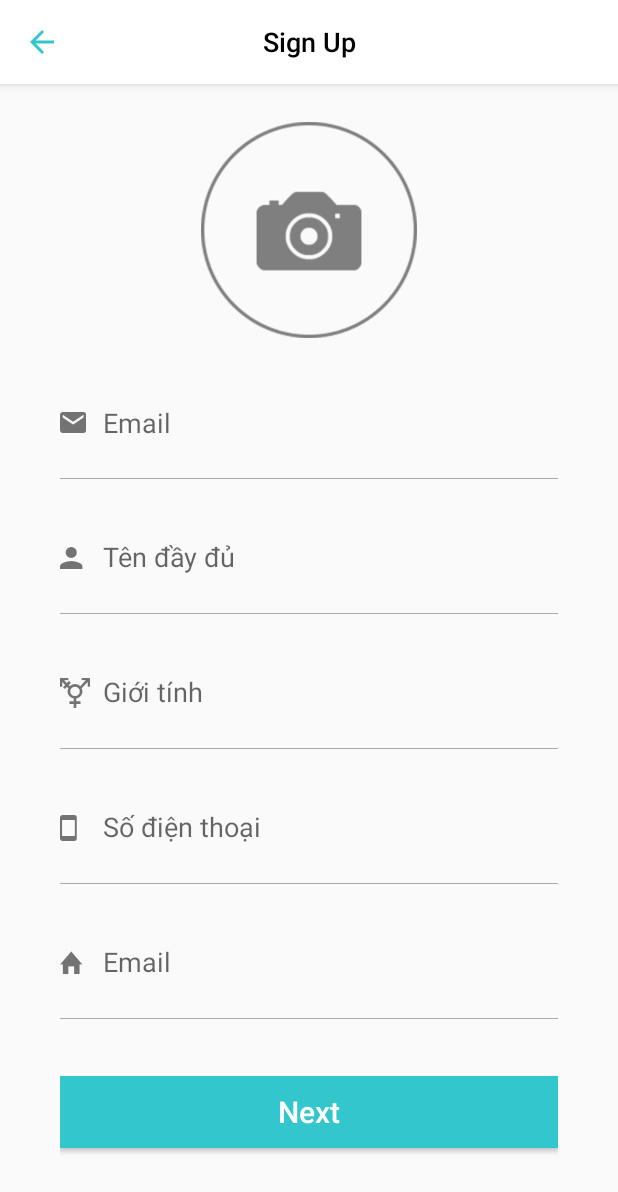
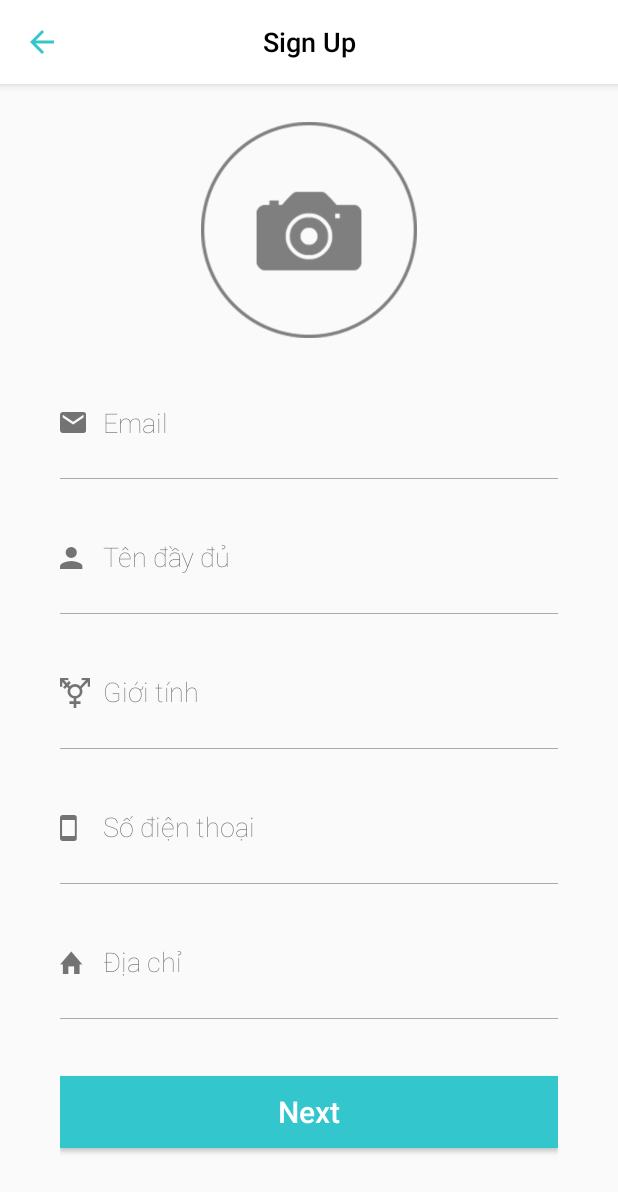
Before and after one commit to thanhduy26091995/Owner, an Android app: the SignUp2Activity screen opened directly, with no data from a screen before it, on a phone screen of 412 x 824 dp. Shown: the top 1192 px of the screen. Run offline under Robolectric (Android 15) with nearby library versions, the phone set to English and light mode, and no system bars; our stand-ins replace ButterKnife.

Commit message:
Edit Sign in, Sign up

```diff
--- a/app/src/main/res/layout/activity_sign_up_2.xml
+++ b/app/src/main/res/layout/activity_sign_up_2.xml
@@ -71,7 +71,9 @@
                     android:layout_centerInParent="true"
                     android:layout_marginLeft="50dp"
                     android:backgroundTint="@android:color/transparent"
-                    android:hint="Email"
+                    android:hint="@string/sign_up_email"
+                    android:fontFamily="@string/font_family_thin"
+                    android:inputType="textEmailAddress"
                     android:textColor="@android:color/black" />
             </RelativeLayout>
 
@@ -105,7 +107,8 @@
                     android:layout_centerInParent="true"
                     android:layout_marginLeft="50dp"
                     android:backgroundTint="@android:color/transparent"
-                    android:hint="Tên đầy đủ"
+                    android:hint="@string/sign_up_full_name"
+                    android:fontFamily="@string/font_family_thin"
                     android:textColor="@android:color/black" />
             </RelativeLayout>
 
@@ -139,7 +142,8 @@
                     android:layout_centerInParent="true"
                     android:layout_marginLeft="50dp"
                     android:backgroundTint="@android:color/transparent"
-                    android:hint="Giới tính"
+                    android:hint="@string/sign_up_gender"
+                    android:fontFamily="@string/font_family_thin"
                     android:textColor="@android:color/black" />
             </RelativeLayout>
 
@@ -173,7 +177,9 @@
                     android:layout_centerInParent="true"
                     android:layout_marginLeft="50dp"
                     android:backgroundTint="@android:color/transparent"
-                    android:hint="Số điện thoại"
+                    android:hint="@string/sign_up_phone_number"
+                    android:inputType="number"
+                    android:fontFamily="@string/font_family_thin"
                     android:textColor="@android:color/black" />
             </RelativeLayout>
 
@@ -207,7 +213,8 @@
                     android:layout_centerInParent="true"
                     android:layout_marginLeft="50dp"
                     android:backgroundTint="@android:color/transparent"
-                    android:hint="Email"
+                    android:hint="@string/sign_up_address"
+                    android:fontFamily="@string/font_family_thin"
                     android:textColor="@android:color/black" />
             </RelativeLayout>
 
--- a/app/src/main/res/values/colors.xml
+++ b/app/src/main/res/values/colors.xml
@@ -2,7 +2,7 @@
 <resources>
     <color name="colorPrimary">#fff</color>
     <color name="colorPrimaryDark">#000</color>
-    <color name="colorAccent">#FF4081</color>
+    <color name="colorAccent">#000</color>
 
     <color name="colorWhite">#FFF</color>
     <color name="colorBlack">#000</color>
--- a/app/src/main/res/values/strings.xml
+++ b/app/src/main/res/values/strings.xml
@@ -23,6 +23,27 @@
 
     <!--terms screen end-->
 
+    <!--signin_screen start-->
+    <string name="sign_in_user_name">Tên đăng nhập</string>
+    <string name="sign_in_password">Mật khẩu</string>
+    <string name="sign_in_sign_in">Đăng nhập</string>
+    <string name="sign_in_forget_password">Quên mật khẩu</string>
+    <string name="sign_in_sign_now">Đăng ký ngay</string>
+    <string name="sign_in_by">Đăng nhập bằng</string>
+    <!--signin_screen end-->
+
+
+    <!--signup_screen start-->
+    <string name="sign_up_confirm_password">Xác nhận mật khẩu</string>
+    <string name="sign_up_next">Next</string>
+    <string name="sign_up_email">Email</string>
+    <string name="sign_up_full_name">Tên đầy đủ</string>
+    <string name="sign_up_gender">Giới tính</string>
+    <string name="sign_up_age">Tuổi</string>
+    <string name="sign_up_phone_number">Số điện thoại</string>
+    <string name="sign_up_address">Địa chỉ</string>
+    <!--signup_screen end-->
+
 
     <!--khác-->
     <string name="default_language">Default</string>
```
Also changed, not shown: app/src/main/res/layout/activity_sign_in.xml (+9 -7 lines), app/src/main/res/layout/activity_sign_up_1.xml (+7 -3 lines).
